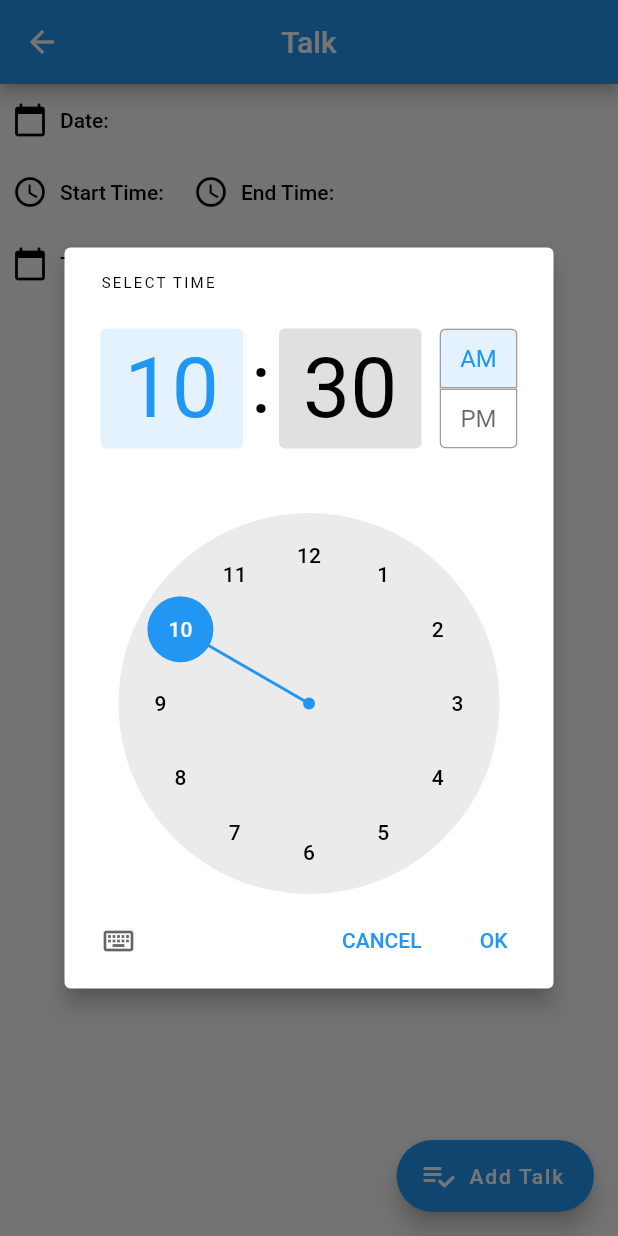
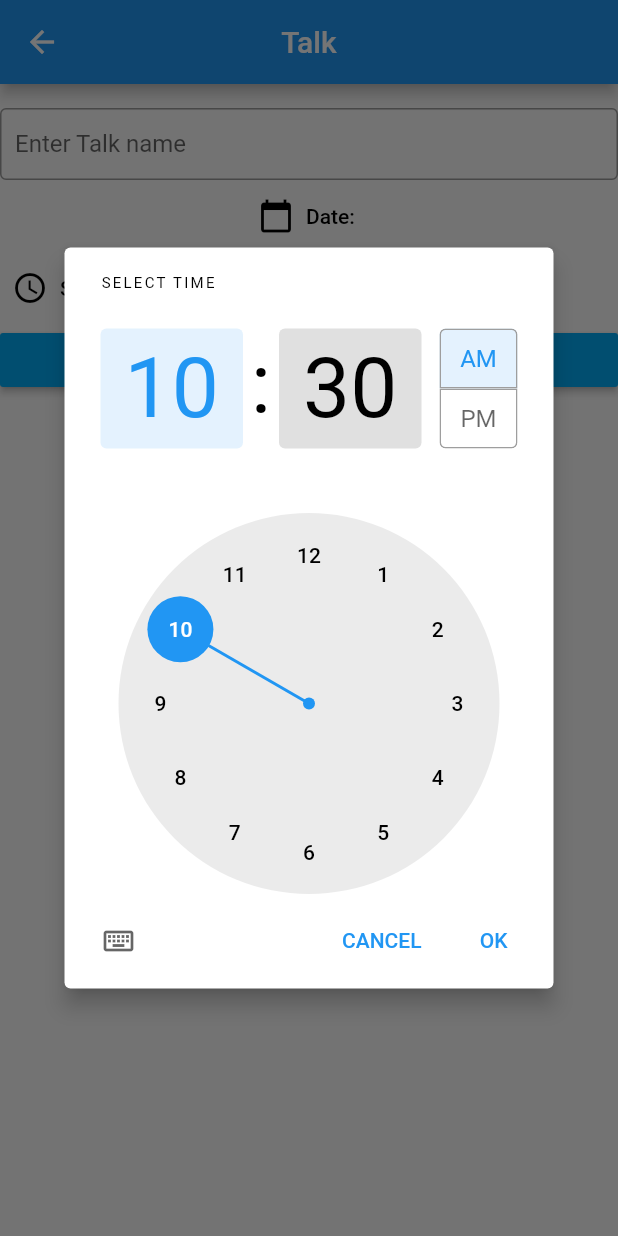
Before and after one commit to claramoreirag/FEUP-ESOF, a Flutter app: the CreateTalk screen opened by its route, after a tap on "Start Time:", on a phone screen of 412 x 824 dp. Run offline on Flutter 3.47's test engine with Material 2 defaults, Android fonts, the light colour scheme and no system bars; our stand-ins replace cloud_firestore, firebase_auth, firebase_core, firebase_database, sqflite; missing offline and left inert: firebase_auth_web, firebase_core_web; accounts and stored records are empty.

Commit message:
created talk integrated in database

```diff
--- a/src/lib/pages/create_talk.dart
+++ b/src/lib/pages/create_talk.dart
@@ -1,3 +1,5 @@
+import 'package:firebase_database/firebase_database.dart';
+import 'package:cloud_firestore/cloud_firestore.dart';
 import 'package:flutter/material.dart';
 
 class CreateTalk extends StatefulWidget {
@@ -6,13 +8,6 @@ class CreateTalk extends StatefulWidget {
 }
 
 class _CreateTalk extends State<CreateTalk> {
-  String button_start_time = '';
-  String button_end_time = '';
-  String button_date = '';
-  String button_tags = '';
-
-  final timeController = TextEditingController();
-  final dateController = TextEditingController();
   @override
   Widget build(BuildContext context) {
     return Scaffold(
@@ -21,8 +16,54 @@ class _CreateTalk extends State<CreateTalk> {
         centerTitle: true,
       ),
       body: Column(
-          crossAxisAlignment: CrossAxisAlignment.start,
+        children: <Widget>[
+          RegisterTalk(),
+        ],
+      ),
+    );
+  }
+}
+
+class RegisterTalk extends StatefulWidget {
+  @override
+  _RegisterTalk createState() => _RegisterTalk();
+}
+
+class _RegisterTalk extends State<RegisterTalk> {
+  final _formKey = GlobalKey<FormState>();
+
+  String button_start_time = '';
+  String button_end_time = '';
+  String button_date = '';
+  String button_tags = '';
+
+  final databaseReference = FirebaseFirestore.instance;
+  final dbRef = FirebaseDatabase.instance.reference().child("talks");
+  final beginTimeController = TextEditingController();
+  final endTimeController = TextEditingController();
+  final dateController = TextEditingController();
+  final nameController = TextEditingController();
+
+  @override
+  Widget build(BuildContext context) {
+    return Form(
+        key: _formKey,
+        child: SingleChildScrollView(
+          child: Column(
+              crossAxisAlignment: CrossAxisAlignment.stretch,
+              mainAxisAlignment: MainAxisAlignment.spaceBetween,
               children: [
+                Padding(
+                  padding: EdgeInsets.only(top: 16.0),
+                  child: TextFormField(
+                    controller: nameController,
+                    decoration: InputDecoration(
+                      border: new OutlineInputBorder(),
+                      labelText: 'Enter Talk name',
+                      contentPadding: EdgeInsets.all(10.0),
+                    ),
+                  ),
+                ),
                 TextButton.icon(
                   onPressed: () async {
                     var date = await showDatePicker(
@@ -48,9 +89,9 @@ class _CreateTalk extends State<CreateTalk> {
                         initialTime: TimeOfDay.now(),
                         context: context,
                       );
-                  timeController.text = time.format(context);
+                      beginTimeController.text = time.format(context);
                       setState(() {
-                    button_start_time = timeController.text;
+                        button_start_time = beginTimeController.text;
                       });
                     },
                     icon: Icon(Icons.access_time),
@@ -65,9 +106,9 @@ class _CreateTalk extends State<CreateTalk> {
                         initialTime: TimeOfDay.now(),
                         context: context,
                       );
-                  timeController.text = time.format(context);
+                      endTimeController.text = time.format(context);
                       setState(() {
-                    button_end_time = timeController.text;
+                        button_end_time = endTimeController.text;
                       });
                     },
                     icon: Icon(Icons.access_time),
@@ -77,25 +118,48 @@ class _CreateTalk extends State<CreateTalk> {
                     ),
                   ),
                 ]),
-            TextButton.icon(
+                RaisedButton(
+                  color: Colors.lightBlue,
                   onPressed: () async {
-                Navigator.pushNamed(context, '/add_tags');
+                    if (_formKey.currentState.validate()) {
+                      /*  dbRef.push().set({
+                        "date": dateController.text,
+                        "beginTime": beginTimeController.text,
+                        "endTime": endTimeController.text,
+                        "name": nameController.text,
+                      }).then((_) {
+                        Scaffold.of(context).showSnackBar(
+                            SnackBar(content: Text('Successfully Added')));
+                        beginTimeController.clear();
+                        endTimeController.clear();
+                        nameController.clear();
+                        dateController.clear();
+                      }).catchError((onError) {
+                        Scaffold.of(context)
+                            .showSnackBar(SnackBar(content: Text(onError)));
+                      }); */
+
+                      await databaseReference.collection("talks").doc().set({
+                        "date": dateController.text,
+                        "beginTime": beginTimeController.text,
+                        "endTime": endTimeController.text,
+                        "name": nameController.text,
+                      }).then((_) {
+                        Scaffold.of(context).showSnackBar(
+                            SnackBar(content: Text('Successfully Added')));
+                        beginTimeController.clear();
+                        endTimeController.clear();
+                        nameController.clear();
+                        dateController.clear();
+                      }).catchError((onError) {
+                        Scaffold.of(context)
+                            .showSnackBar(SnackBar(content: Text(onError)));
+                      });
+                    }
                   },
-              icon: Icon(Icons.calendar_today),
-              label: Text('Tags: $button_tags'),
-              style: TextButton.styleFrom(
-                primary: Colors.black,
+                  child: Text('Add'),
                 ),
-            ),
-          ],
-        ),
-        floatingActionButtonLocation: FloatingActionButtonLocation.endFloat,
-        floatingActionButton: FloatingActionButton.extended(
-          label: Text('Add Talk'),
-          icon: Icon(Icons.playlist_add_check_rounded),
-          onPressed: () async {
-            Navigator.pop(context);
-          },
+              ]),
         ));
   }
 }
--- a/src/pubspec.yaml
+++ b/src/pubspec.yaml
@@ -27,7 +27,10 @@ dependencies:
   sqflite: ^1.3.0
   firebase_core: "^0.5.2"
   firebase_auth: "^0.18.3"
+  firebase_database: ^4.1.1
+  cloud_firestore: ^0.14.1+3
   #path_provider: any
+
 
 
   # The following adds the Cupertino Icons font to your application.
```
Also changed, not shown: src/pubspec.lock, 4 other files. Lines whose indentation alone changed are shown as unchanged.
